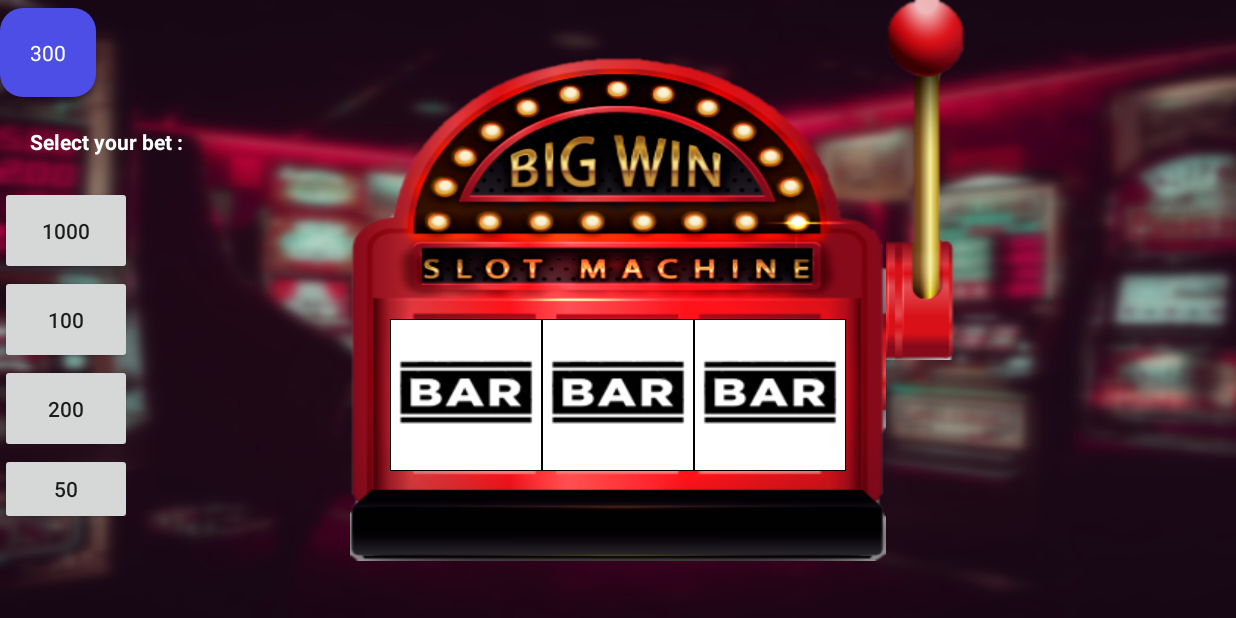
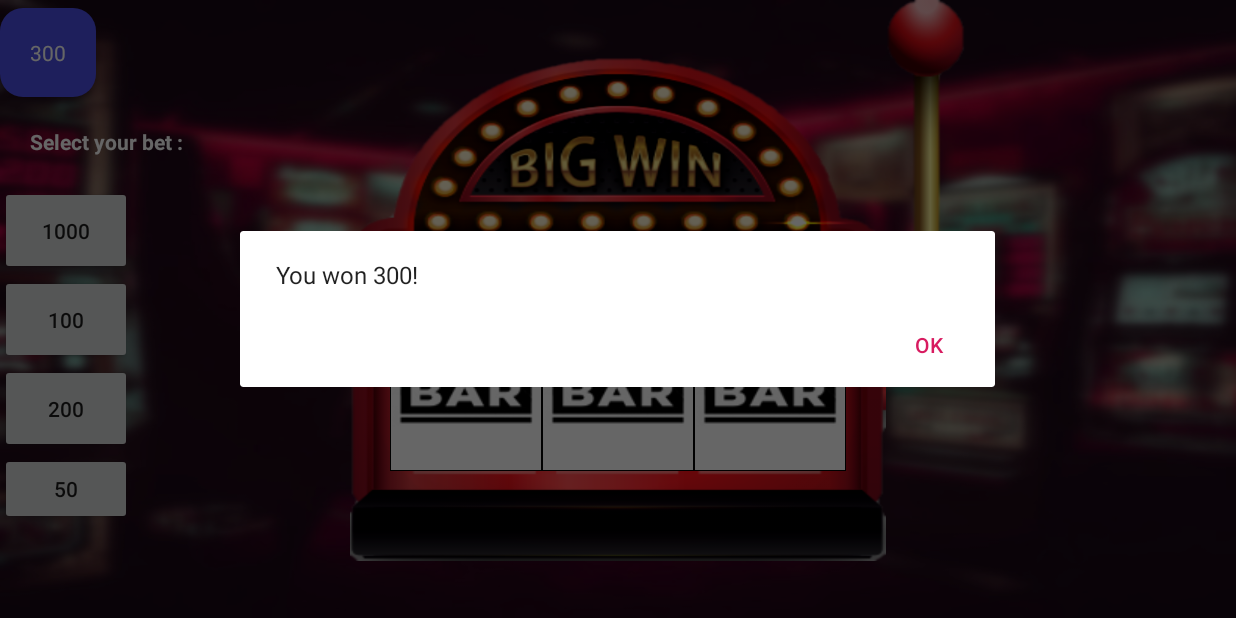
Before and after one commit to disiol/BigWin2, an Android app: the screen it shows after launch (MainActivity), after a tap on "1000", on a phone screen of 824 x 412 dp (held sideways). Run offline under Robolectric (Android 15) with nearby library versions, the phone set to English and light mode, and no system bars.

Commit message:
shceak for luse

```diff
--- a/app/src/main/java/com/mdz/bigwin/MainActivity.java
+++ b/app/src/main/java/com/mdz/bigwin/MainActivity.java
@@ -1,13 +1,14 @@
 package com.mdz.bigwin;
 
+import androidx.appcompat.app.AlertDialog;
 import androidx.appcompat.app.AppCompatActivity;
 
+import android.content.Intent;
 import android.os.Bundle;
 import android.view.View;
 import android.widget.Button;
 import android.widget.ImageView;
 import android.widget.TextView;
-import android.widget.Toast;
 
 import com.mdz.bigwin.ImageViewScrolling.IEventEnd;
 import com.mdz.bigwin.ImageViewScrolling.ImageViewScrolling;
@@ -16,19 +17,20 @@ import java.util.Random;
 
 public class MainActivity extends AppCompatActivity implements IEventEnd {
 
+    public static final int START_MONEY = 1000;
     ImageView btn_up, btn_down;
     ImageViewScrolling image, image2, image3;
     TextView txt_score;
     int count_done = 0;
-    int money = 1000;
-    int beat;
-    private Button bet50Button, bet100Button,bet200Button, bet1000Button;
+    int money;
+    private Button bet50Button, bet100Button, bet200Button, bet1000Button;
+    private int minBet = 50;
 
     @Override
     protected void onCreate(Bundle savedInstanceState) {
         super.onCreate(savedInstanceState);
         setContentView(R.layout.activity_main);
-
+        money = START_MONEY;
 
         btn_up = findViewById(R.id.btn_up);
         btn_down = findViewById(R.id.btn_down);
@@ -50,25 +52,25 @@ public class MainActivity extends AppCompatActivity implements IEventEnd {
 
         txt_score.setText(String.valueOf(money));
 
-        btn_up.setOnClickListener(v -> sratSlot(50));
+        btn_up.setOnClickListener(v -> sratSlot(50, true));
 
         bet50Button.setOnClickListener(v -> {
-            sratSlot(50);
+            sratSlot(50, true);
         });
         bet100Button.setOnClickListener(v -> {
-            sratSlot(100);
+            sratSlot(100, true);
         });
         bet200Button.setOnClickListener(v -> {
-            sratSlot(200);
+            sratSlot(200, true);
         });
         bet1000Button.setOnClickListener(v -> {
-            sratSlot(1000);
+            sratSlot(1000, true);
         });
 
     }
 
-    private void sratSlot(int beat) {
-        if (money >= 50) {
+    private void sratSlot(int beat, boolean flag) {
+        if (money >= minBet && flag) {
             btn_up.setVisibility(View.GONE);
             btn_down.setVisibility(View.VISIBLE);
 
@@ -81,8 +83,8 @@ public class MainActivity extends AppCompatActivity implements IEventEnd {
 
             money -= beat;
             txt_score.setText(String.valueOf(money));
-        } else {
-            Toast.makeText(MainActivity.this, "You have not enough money. You can restart the game.", Toast.LENGTH_SHORT).show();
+        } else if (money < minBet) {
+            showMessageEndGame("You have not enough money. You can restart the game.");
         }
     }
 
@@ -97,19 +99,55 @@ public class MainActivity extends AppCompatActivity implements IEventEnd {
             count_done = 0;
             if (image.getValue() == image2.getValue() &&
                     image2.getValue() == image3.getValue()) {
-                Toast.makeText(this, "You won 300!", Toast.LENGTH_SHORT).show();
+                showMessage("You won 300!");
                 money += 300;
                 txt_score.setText(String.valueOf(money));
             } else if (image.getValue() == image2.getValue() ||
                     image2.getValue() == image3.getValue() ||
                     image.getValue() == image3.getValue()) {
-                Toast.makeText(this, "You won 100!", Toast.LENGTH_SHORT).show();
+                showMessage("You won 100!");
                 money += 100;
                 txt_score.setText(String.valueOf(money));
             } else {
-                Toast.makeText(this, "You lose", Toast.LENGTH_SHORT).show();
+                showMessage("You lose");
+                sratSlot(money,false);
             }
         }
     }
 
+    public void showMessageEndGame(String message) {
+
+        AlertDialog.Builder builder = new AlertDialog.Builder(this);
+        builder.setMessage(message)
+                .setCancelable(false).setPositiveButton(R.string.new_game, (dialog, id) -> {
+            NewGame();
+            dialog.cancel();
+        })
+                .setNegativeButton(R.string.exit,
+                        (dialog, id) -> {
+                          finish();
+                            dialog.cancel();
+                        });
+
+        AlertDialog alert = builder.create();
+        alert.show();
+    }
+
+    public void showMessage(String message) {
+
+        AlertDialog.Builder builder = new AlertDialog.Builder(this);
+        builder.setMessage(message)
+                .setCancelable(false).setPositiveButton("Ok", (dialog, id) -> {
+            dialog.cancel();
+        });
+
+        AlertDialog alert = builder.create();
+        alert.show();
+    }
+
+    private void NewGame() {
+        Intent intent = getIntent();
+        finish();
+        startActivity(intent);
+    }
 }
--- a/app/src/main/res/layout/activity_main.xml
+++ b/app/src/main/res/layout/activity_main.xml
@@ -115,6 +115,6 @@
             android:layout_marginTop="-210dp"
             android:layout_toEndOf="@+id/frame_bar"
             android:src="@drawable/hand2"
-            android:visibility="visible" />
+            android:visibility="gone" />
 
     </RelativeLayout>
--- a/app/src/main/res/values/strings.xml
+++ b/app/src/main/res/values/strings.xml
@@ -5,4 +5,6 @@
     <string name="_200">200</string>
     <string name="_50">50</string>
     <string name="select_your_bet">Select your bet :</string>
+    <string name="new_game">New Game</string>
+    <string name="exit">Exit</string>
 </resources>
```
